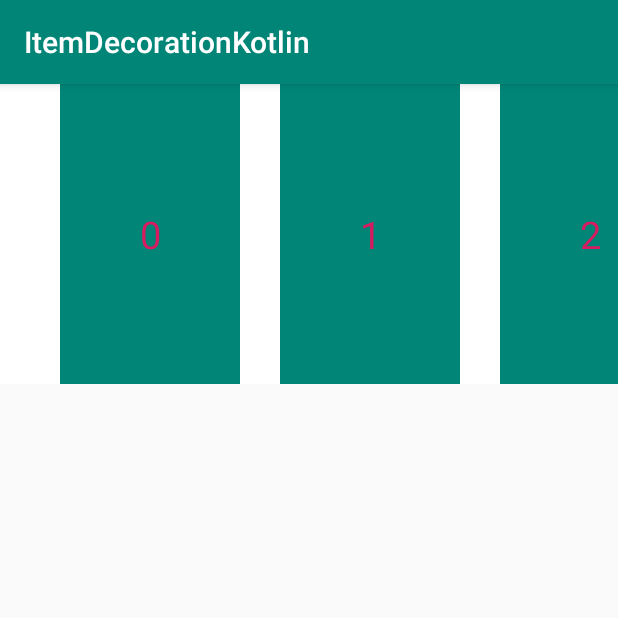
After one commit to hxmeie/ItemDecorationKotlin, an Android app: the HorizontalLinearDecorationActivity screen opened directly, with no data from a screen before it, on a phone screen of 412 x 824 dp, the top half of it. The commit adds this screen. Run offline under Robolectric (Android 15) with nearby library versions, the phone set to English and light mode, and no system bars.

Commit message:
横向ItemDecoration,可定义第一项左侧和最后一项右侧间距

```diff
--- a/app/src/main/AndroidManifest.xml
+++ b/app/src/main/AndroidManifest.xml
@@ -18,6 +18,7 @@
         </activity>
         <activity android:name=".LinearDecorationActivity" />
         <activity android:name=".GridDecorationActivity" />
+        <activity android:name=".HorizontalLinearDecorationActivity" />
     </application>
 
 </manifest>
--- /dev/null
+++ b/app/src/main/java/com/hxm/itemdecorationkotlin/HorizontalLinearDecorationActivity.kt
@@ -0,0 +1,30 @@
+package com.hxm.itemdecorationkotlin
+
+import android.os.Bundle
+import androidx.appcompat.app.AppCompatActivity
+import androidx.recyclerview.widget.LinearLayoutManager
+import com.hxm.decorationandroidx.HorizontalLinearDecoration
+import kotlinx.android.synthetic.main.activity_hor_decoration.*
+
+
+/**
+ * Created by hxm on 2020/1/17
+ * Des:
+ */
+class HorizontalLinearDecorationActivity : AppCompatActivity() {
+
+    override fun onCreate(savedInstanceState: Bundle?) {
+        super.onCreate(savedInstanceState)
+        setContentView(R.layout.activity_hor_decoration)
+        with(recyclerView1) {
+            addItemDecoration(
+                HorizontalLinearDecoration(60f, 40f)
+            )
+            layoutManager = LinearLayoutManager(
+                this@HorizontalLinearDecorationActivity,
+                LinearLayoutManager.HORIZONTAL, false
+            )
+            adapter = TestAdapter2()
+        }
+    }
+}
--- a/app/src/main/java/com/hxm/itemdecorationkotlin/MainActivity.kt
+++ b/app/src/main/java/com/hxm/itemdecorationkotlin/MainActivity.kt
@@ -18,5 +18,9 @@ class MainActivity : AppCompatActivity() {
         btnGrid.setOnClickListener {
             startActivity(Intent(this, GridDecorationActivity::class.java))
         }
+
+        btnHorizontal.setOnClickListener {
+            startActivity(Intent(this, HorizontalLinearDecorationActivity::class.java))
+        }
     }
 }
--- /dev/null
+++ b/app/src/main/java/com/hxm/itemdecorationkotlin/TestAdapter2.kt
@@ -0,0 +1,31 @@
+package com.hxm.itemdecorationkotlin
+
+import android.graphics.Color
+import android.view.LayoutInflater
+import android.view.View
+import android.view.ViewGroup
+import androidx.recyclerview.widget.RecyclerView
+import kotlinx.android.extensions.LayoutContainer
+import kotlinx.android.synthetic.main.item_layout2.*
+
+/**
+ * Created by hxm on 2020/1/17
+ * Des:
+ */
+class TestAdapter2 : RecyclerView.Adapter<TestHolder2>() {
+
+    override fun onCreateViewHolder(parent: ViewGroup, viewType: Int): TestHolder2 {
+        val view = LayoutInflater.from(parent.context).inflate(R.layout.item_layout2, parent, false)
+        return TestHolder2(view)
+    }
+
+    override fun getItemCount(): Int = 10
+
+    override fun onBindViewHolder(holder: TestHolder2, position: Int) {
+        holder.tvItem.text = "$position"
+        holder.tvItem.setBackgroundColor(Color.parseColor("#008577"))
+    }
+}
+
+class TestHolder2(override val containerView: View) : RecyclerView.ViewHolder(containerView),
+    LayoutContainer
--- /dev/null
+++ b/app/src/main/res/layout/activity_hor_decoration.xml
@@ -0,0 +1,11 @@
+<?xml version="1.0" encoding="utf-8"?>
+<LinearLayout xmlns:android="http://schemas.android.com/apk/res/android"
+    android:layout_width="match_parent"
+    android:layout_height="match_parent"
+    android:orientation="vertical">
+
+    <androidx.recyclerview.widget.RecyclerView
+        android:id="@+id/recyclerView1"
+        android:layout_width="match_parent"
+        android:layout_height="200dp" />
+</LinearLayout>
--- a/app/src/main/res/layout/activity_main.xml
+++ b/app/src/main/res/layout/activity_main.xml
@@ -21,4 +21,12 @@
         android:text="GridDecoration"
         android:textAllCaps="false" />
 
+    <Button
+        android:id="@+id/btnHorizontal"
+        android:layout_width="wrap_content"
+        android:layout_height="wrap_content"
+        android:text="HorizontalLinearDecoration"
+        android:textAllCaps="false" />
+
+
 </LinearLayout>
--- /dev/null
+++ b/app/src/main/res/layout/item_layout2.xml
@@ -0,0 +1,8 @@
+<?xml version="1.0" encoding="utf-8"?>
+<TextView xmlns:android="http://schemas.android.com/apk/res/android"
+    android:id="@+id/tvItem"
+    android:layout_width="120dp"
+    android:layout_height="match_parent"
+    android:gravity="center"
+    android:textColor="@color/colorAccent"
+    android:textSize="25sp" />
--- /dev/null
+++ b/decorationandroidx/src/main/java/com/hxm/decorationandroidx/HorizontalLinearDecoration.kt
@@ -0,0 +1,75 @@
+package com.hxm.decorationandroidx
+
+import android.graphics.Canvas
+import android.graphics.Color
+import android.graphics.Paint
+import android.graphics.Rect
+import android.view.View
+import androidx.recyclerview.widget.RecyclerView
+
+/**
+ * Created by hxm on 2020/4/16
+ * Des:itemDecoration
+ */
+class HorizontalLinearDecoration(
+    private val startAndEndDividerSize: Float,
+    private val dividerSize: Float,
+    private var dividerColor: Int = Color.WHITE//颜色
+) : RecyclerView.ItemDecoration() {
+    private val paint: Paint by lazy {
+        Paint().apply {
+            color = dividerColor
+            style = Paint.Style.FILL
+            isAntiAlias = true
+        }
+    }
+
+    override fun onDraw(c: Canvas, parent: RecyclerView, state: RecyclerView.State) {
+        parent.adapter?.let {
+            val childCount = parent.childCount
+            val itemCount = it.itemCount
+            for (i in 0 until childCount) {
+                val childView = parent.getChildAt(i)
+                val itemPosition = parent.getChildLayoutPosition(childView)
+                val left = if (itemPosition == 0) {
+                    0f
+                } else {
+                    childView.left - dividerSize
+                }
+                val right = childView.left.toFloat()
+                val top = childView.top.toFloat()
+                val bottom = childView.bottom.toFloat()
+                c.drawRect(left, top, right, bottom, paint)
+                if (itemPosition == itemCount - 1) {
+                    val lastLeft = childView.right.toFloat()
+                    val lastRight = lastLeft + startAndEndDividerSize
+                    c.drawRect(lastLeft, top, lastRight, bottom, paint)
+                }
+            }
+        }
+    }
+
+    override fun getItemOffsets(
+        outRect: Rect,
+        view: View,
+        parent: RecyclerView,
+        state: RecyclerView.State
+    ) {
+        super.getItemOffsets(outRect, view, parent, state)
+        parent.adapter?.let {
+            val position = parent.getChildLayoutPosition(view)
+            val childCount = it.itemCount
+            val left = if (position == 0) {
+                startAndEndDividerSize.toInt()
+            } else {
+                dividerSize.toInt()
+            }
+            val right = if (position == childCount - 1) {
+                startAndEndDividerSize.toInt()
+            } else {
+                0
+            }
+            outRect.set(left, 0, right, 0)
+        }
+    }
+}
```
